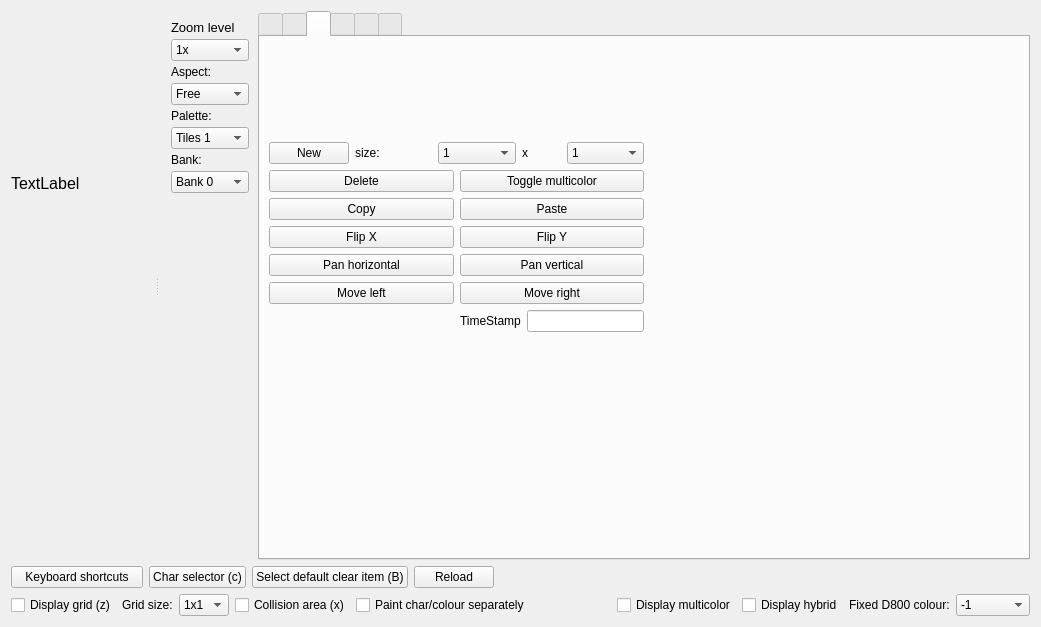
leuat/TRSE, file source/trsedocuments/formimageeditor.ui: the form before one commit.
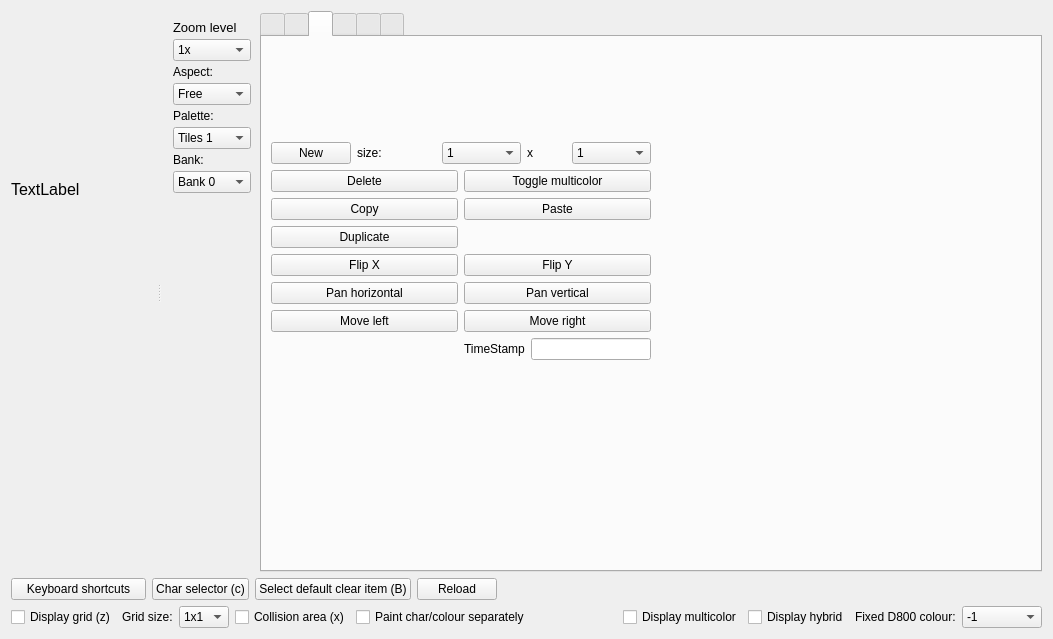
The form after the commit. The open tabs and pages were chosen to show the change. Icons and pictures are not drawn. Custom widgets are drawn as their Qt base class.

Commit message: Added CPC sprite image class + updated genericsprites

The edit to the form file:
```diff
--- a/source/trsedocuments/formimageeditor.ui
+++ b/source/trsedocuments/formimageeditor.ui
@@ -6,8 +6,8 @@
    <rect>
     <x>0</x>
     <y>0</y>
-    <width>1041</width>
-    <height>627</height>
+    <width>1053</width>
+    <height>639</height>
    </rect>
   </property>
   <property name="focusPolicy">
@@ -1235,48 +1235,20 @@
              </item>
              <item>
               <layout class="QGridLayout" name="gridLayout_10" columnstretch="1,1">
-               <item row="4" column="1">
+               <item row="3" column="1">
+                <widget class="QPushButton" name="btnFlipYSprite">
+                 <property name="text">
+                  <string>Flip Y</string>
+                 </property>
+                </widget>
+               </item>
+               <item row="5" column="1">
                 <widget class="QPushButton" name="btnMoveSpriteRight">
                  <property name="text">
                   <string>Move right</string>
                  </property>
                 </widget>
                </item>
-               <item row="0" column="0">
-                <widget class="QPushButton" name="btnDeleteSprite">
-                 <property name="text">
-                  <string>Delete</string>
-                 </property>
-                </widget>
-               </item>
-               <item row="3" column="1">
-                <widget class="QPushButton" name="btnPanDown">
-                 <property name="text">
-                  <string>Pan vertical</string>
-                 </property>
-                </widget>
-               </item>
-               <item row="2" column="0">
-                <widget class="QPushButton" name="btnFlipXSprite">
-                 <property name="text">
-                  <string>Flip X</string>
-                 </property>
-                </widget>
-               </item>
-               <item row="4" column="0">
-                <widget class="QPushButton" name="btnMoveSpriteLeft">
-                 <property name="text">
-                  <string>Move left</string>
-                 </property>
-                </widget>
-               </item>
-               <item row="3" column="0">
-                <widget class="QPushButton" name="btnPanRight">
-                 <property name="text">
-                  <string>Pan horizontal</string>
-                 </property>
-                </widget>
-               </item>
                <item row="1" column="0">
                 <widget class="QPushButton" name="btnCopySprite">
                  <property name="text">
@@ -1291,7 +1263,7 @@
                  </property>
                 </widget>
                </item>
-               <item row="6" column="1">
+               <item row="7" column="1">
                 <layout class="QHBoxLayout" name="hlTimeStamp">
                  <item>
                   <widget class="QLabel" name="lblTimeStamp">
@@ -1305,13 +1277,6 @@
                  </item>
                 </layout>
                </item>
-               <item row="2" column="1">
-                <widget class="QPushButton" name="btnFlipYSprite">
-                 <property name="text">
-                  <string>Flip Y</string>
-                 </property>
-                </widget>
-               </item>
                <item row="0" column="1">
                 <widget class="QPushButton" name="btnSpriteMulticolor">
                  <property name="text">
@@ -1319,7 +1284,42 @@
                  </property>
                 </widget>
                </item>
-               <item row="7" column="1">
+               <item row="0" column="0">
+                <widget class="QPushButton" name="btnDeleteSprite">
+                 <property name="text">
+                  <string>Delete</string>
+                 </property>
+                </widget>
+               </item>
+               <item row="3" column="0">
+                <widget class="QPushButton" name="btnFlipXSprite">
+                 <property name="text">
+                  <string>Flip X</string>
+                 </property>
+                </widget>
+               </item>
+               <item row="4" column="0">
+                <widget class="QPushButton" name="btnPanRight">
+                 <property name="text">
+                  <string>Pan horizontal</string>
+                 </property>
+                </widget>
+               </item>
+               <item row="5" column="0">
+                <widget class="QPushButton" name="btnMoveSpriteLeft">
+                 <property name="text">
+                  <string>Move left</string>
+                 </property>
+                </widget>
+               </item>
+               <item row="4" column="1">
+                <widget class="QPushButton" name="btnPanDown">
+                 <property name="text">
+                  <string>Pan vertical</string>
+                 </property>
+                </widget>
+               </item>
+               <item row="8" column="1">
                 <spacer name="verticalSpacer_3">
                  <property name="orientation">
                   <enum>Qt::Vertical</enum>
@@ -1332,6 +1332,13 @@
                  </property>
                 </spacer>
                </item>
+               <item row="2" column="0">
+                <widget class="QPushButton" name="btnDuplicate">
+                 <property name="text">
+                  <string>Duplicate</string>
+                 </property>
+                </widget>
+               </item>
               </layout>
              </item>
             </layout>
```
Left out of the diff: 4 changed lines with no effect on the pictures. The commit also changes 24 other files.
